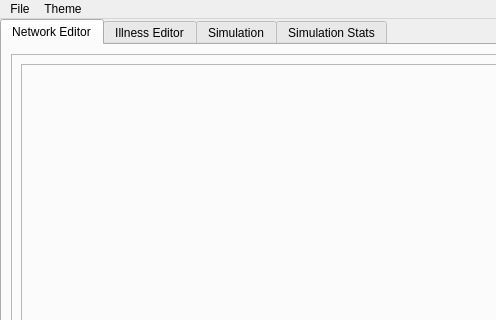
Before: the Qt Designer form qt/NetworkEdit/main.ui in Ayamur0/EpidemicsSimulator, drawn with Qt 5; both pictures show x 0 to 496 and y 0 to 320 of the 1280 by 719 pixel window.
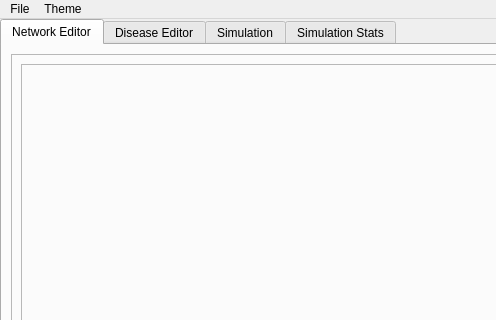
After: the same form once the commit is applied. The open tabs and pages were chosen to show the change.

Commit message: updated disease tab

Patch:
```diff
--- a/qt/NetworkEdit/main.ui
+++ b/qt/NetworkEdit/main.ui
@@ -339,7 +339,7 @@
       </widget>
       <widget class="QWidget" name="illness_edit">
        <attribute name="title">
-        <string>Illness Editor</string>
+        <string>Disease Editor</string>
        </attribute>
        <layout class="QVBoxLayout" name="verticalLayout_12">
         <item>
```
Left out of the diff: 28 changed lines with no effect on the pictures. The commit also changes 9 other files.
